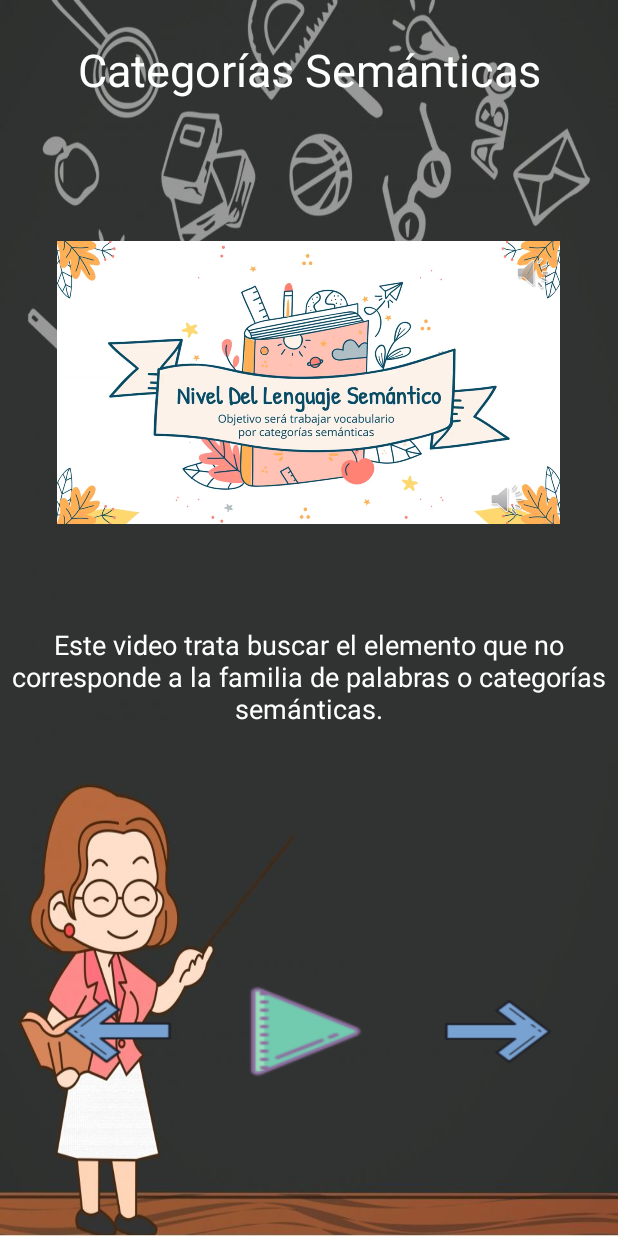
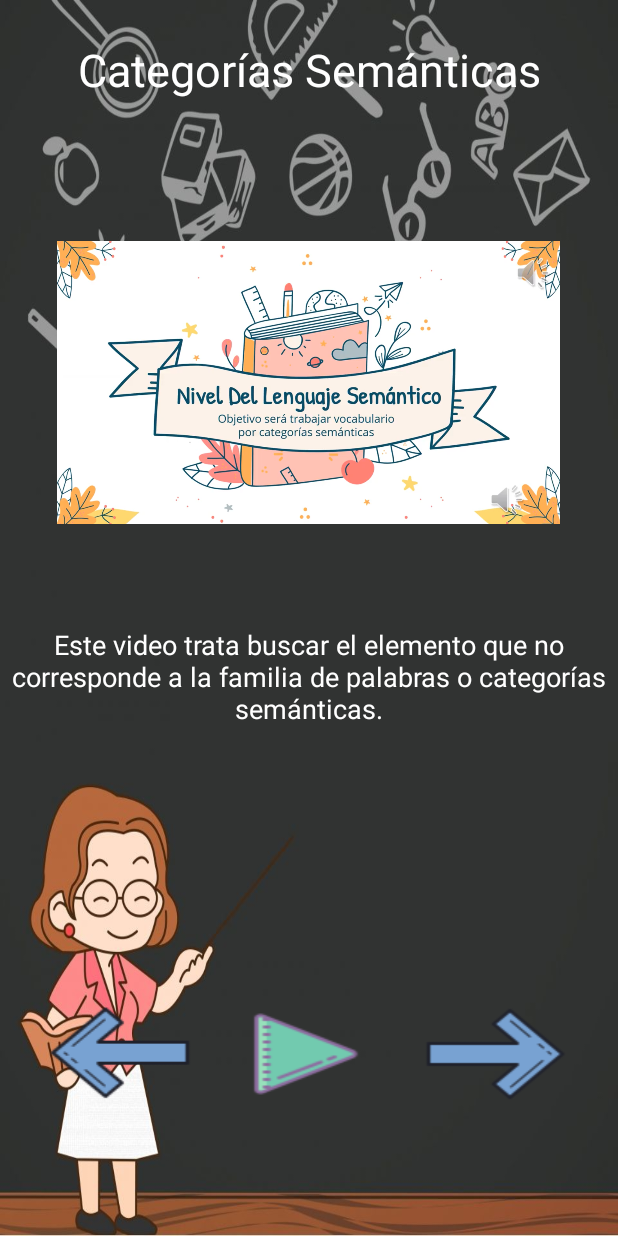
Before and after one commit to kha-tharsis/Tomy_Educa, an Android app: the screen it shows after launch (Seleccion_de_Videos), after a tap on an icon or button, on a phone screen of 412 x 824 dp. Run offline under Robolectric (Android 15) with nearby library versions, the phone set to English and light mode, and no system bars.

Commit message:
bug con img btt arreglado

```diff
--- a/app/src/main/java/cl/santotomas/tomyeduca/MainActivity.java
+++ b/app/src/main/java/cl/santotomas/tomyeduca/MainActivity.java
@@ -5,10 +5,11 @@ import androidx.appcompat.app.AppCompatActivity;
 import android.content.Intent;
 import android.os.Bundle;
 import android.view.View;
+import android.widget.Button;
 import android.widget.ImageButton;
 
 public class MainActivity extends AppCompatActivity {
-    private ImageButton btn_Video,btn_Mapa;
+    private Button btn_Video,btn_Mapa;
     @Override
     protected void onCreate(Bundle savedInstanceState) {
         super.onCreate(savedInstanceState);
--- a/app/src/main/java/cl/santotomas/tomyeduca/Seleccion_de_Videos.java
+++ b/app/src/main/java/cl/santotomas/tomyeduca/Seleccion_de_Videos.java
@@ -5,6 +5,7 @@ import androidx.appcompat.app.AppCompatActivity;
 import android.content.Intent;
 import android.os.Bundle;
 import android.view.View;
+import android.widget.Button;
 import android.widget.ImageButton;
 import android.widget.ImageView;
 import android.widget.TextView;
@@ -16,7 +17,7 @@ import cl.santotomas.tomyeduca.modelo.Video;
 
 public class Seleccion_de_Videos extends AppCompatActivity {
     private TextView text_titulo,text_descripcion;
-    private ImageButton btn_reproducir,btn_retroceder,btn_avanzar;
+    private Button btn_reproducir,btn_retroceder,btn_avanzar;
     private ImageView imagenVideo;
     private int num;
     public static List<Video> listaVideos;
@@ -30,16 +31,15 @@ public class Seleccion_de_Videos extends AppCompatActivity {
         text_titulo = findViewById(R.id.tv_titulo);
         text_descripcion = findViewById(R.id.tv_Descripcion_Video);
 
-        btn_reproducir = findViewById(R.id.imageButtonReproducir);
-        btn_retroceder = findViewById(R.id.imageButtonRetroceder);
-        btn_avanzar = findViewById(R.id.imageButtonAvanzar);
+        btn_reproducir = findViewById(R.id.bt_rep);
+        btn_retroceder = findViewById(R.id.bt_back);
+        btn_avanzar = findViewById(R.id.bt_next);
         BD bd = new BD(getApplicationContext());
         listaVideos = bd.getAllVideos();
 
 
         llenarDatos(listaVideos.get(0));
         num = 1;
-        btn_retroceder.setImageAlpha(75);
         btn_retroceder.setEnabled(false);
         init();
 
@@ -60,15 +60,11 @@ public class Seleccion_de_Videos extends AppCompatActivity {
                 if(num>1) {
                     num--;
                     llenarDatos(listaVideos.get(num-1));
-                    btn_retroceder.setImageAlpha(255);
                     btn_retroceder.setEnabled(true);
-                    btn_avanzar.setImageAlpha(255);
                     btn_avanzar.setEnabled(true);
                 }
                 if(num==1){
-                    btn_retroceder.setImageAlpha(75);
                     btn_retroceder.setEnabled(false);
-                    btn_avanzar.setImageAlpha(255);
                     btn_avanzar.setEnabled(true);
                 }
             }
@@ -79,15 +75,11 @@ public class Seleccion_de_Videos extends AppCompatActivity {
                 if(num<listaVideos.size()){
                     llenarDatos(listaVideos.get(num));
                     num++;
-                    btn_avanzar.setImageAlpha(255);
                     btn_avanzar.setEnabled(true);
-                    btn_retroceder.setImageAlpha(255);
                     btn_retroceder.setEnabled(true);
                 }
                 if(num == listaVideos.size()){
-                    btn_avanzar.setImageAlpha(75);
                     btn_avanzar.setEnabled(false);
-                    btn_retroceder.setImageAlpha(255);
                     btn_retroceder.setEnabled(true);
                 }
             }
--- a/app/src/main/res/layout/activity_seleccion_de__videos.xml
+++ b/app/src/main/res/layout/activity_seleccion_de__videos.xml
@@ -77,10 +77,10 @@
                 android:layout_height="wrap_content"
                 android:layout_weight="1" />
 
-            <ImageButton
-                android:id="@+id/imageButtonRetroceder"
-                android:layout_width="60dp"
-                android:layout_height="70dp"
+            <Button
+                android:id="@+id/bt_back"
+                android:layout_width="wrap_content"
+                android:layout_height="wrap_content"
                 android:layout_weight="1"
                 android:background="@drawable/newleftarrow" />
 
@@ -89,11 +89,10 @@
                 android:layout_height="wrap_content"
                 android:layout_weight="1" />
 
-            <ImageButton
-                android:id="@+id/imageButtonReproducir"
-                android:layout_width="60dp"
-                android:layout_height="70dp"
-                android:layout_weight="1"
+            <Button
+                android:id="@+id/bt_rep"
+                android:layout_width="wrap_content"
+                android:layout_height="wrap_content"
                 android:background="@drawable/play" />
 
             <Space
@@ -101,10 +100,10 @@
                 android:layout_height="wrap_content"
                 android:layout_weight="1" />
 
-            <ImageButton
-                android:id="@+id/imageButtonAvanzar"
-                android:layout_width="60dp"
-                android:layout_height="70dp"
+            <Button
+                android:id="@+id/bt_next"
+                android:layout_width="wrap_content"
+                android:layout_height="wrap_content"
                 android:layout_weight="1"
                 android:background="@drawable/newrigtharrow" />
 
```
Also changed, not shown: app/src/main/res/layout/activity_main.xml (+9 -11 lines).
